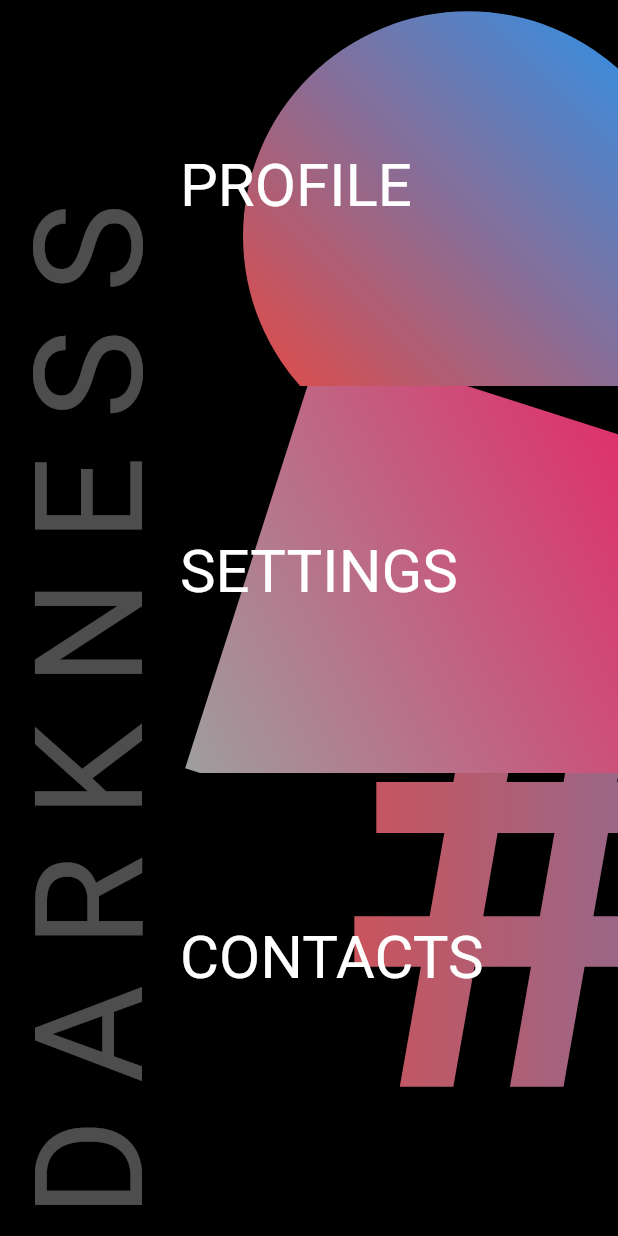
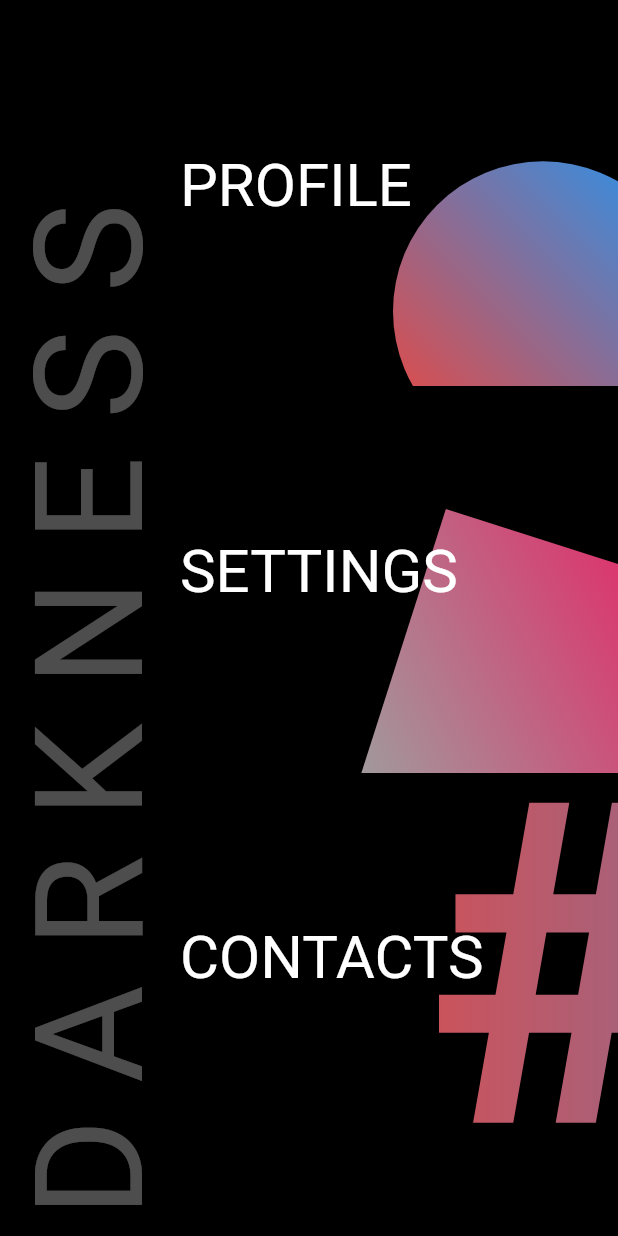
Before and after one commit to skilldill/darkness_app, a Flutter app: the screen it shows after launch, on a phone screen of 412 x 824 dp. Run offline on Flutter 3.47's test engine with Material 2 defaults, Android fonts, the phone set to English and light mode, and no system bars.

Commit message:
fix styles by real device

```diff
--- a/lib/screens/darkness/darkness_page/darkness_page.dart
+++ b/lib/screens/darkness/darkness_page/darkness_page.dart
@@ -37,7 +37,7 @@ class DarknessPage extends ModalRoute {
       backgroundColor: Colors.black,
       body: GestureDetector(
           onHorizontalDragEnd: (details) {
-            if (details.velocity.pixelsPerSecond.dx < 0) {
+            if (details.velocity.pixelsPerSecond.dx > 0) {
               Navigator.of(context).pop();
             }
           },
--- a/lib/screens/darkness/darkness_screen.dart
+++ b/lib/screens/darkness/darkness_screen.dart
@@ -3,6 +3,7 @@ import 'package:darkness/screens/darkness/darkness_link.dart';
 import 'package:darkness/screens/profile/profile_screen.dart';
 import 'package:darkness/screens/settings/settings_screen.dart';
 import 'package:flutter/material.dart';
+import 'package:flutter/services.dart';
 
 class DarknessScreen extends StatefulWidget {
   const DarknessScreen({Key? key}) : super(key: key);
@@ -19,7 +20,7 @@ class _DarknessScreenState extends State<DarknessScreen>
   @override
   void initState() {
     super.initState();
-
+    SystemChrome.setSystemUIOverlayStyle(SystemUiOverlayStyle.light);
     linkAnimationController = AnimationController(
         vsync: this, duration: const Duration(milliseconds: 1000));
 
@@ -63,8 +64,8 @@ class _DarknessScreenState extends State<DarknessScreen>
                         to: const ProfileScreen(),
                         text: "PROFILE",
                         figure: Container(
-                          width: 300,
-                          height: 300,
+                          width: 200,
+                          height: 200,
                           decoration: BoxDecoration(
                               gradient: const LinearGradient(
                                 begin: Alignment.topRight,
@@ -83,8 +84,8 @@ class _DarknessScreenState extends State<DarknessScreen>
                         figure: Transform.rotate(
                           angle: 60,
                           child: Container(
-                            width: 300,
-                            height: 300,
+                            width: 200,
+                            height: 200,
                             decoration: const BoxDecoration(
                               gradient: LinearGradient(
                                 begin: Alignment.topRight,
@@ -104,7 +105,7 @@ class _DarknessScreenState extends State<DarknessScreen>
                         figure: Text(
                           "#",
                           style: TextStyle(
-                              fontSize: 400,
+                              fontSize: 300,
                               fontWeight: FontWeight.bold,
                               foreground: Paint()
                                 ..shader = const LinearGradient(colors: [
```
